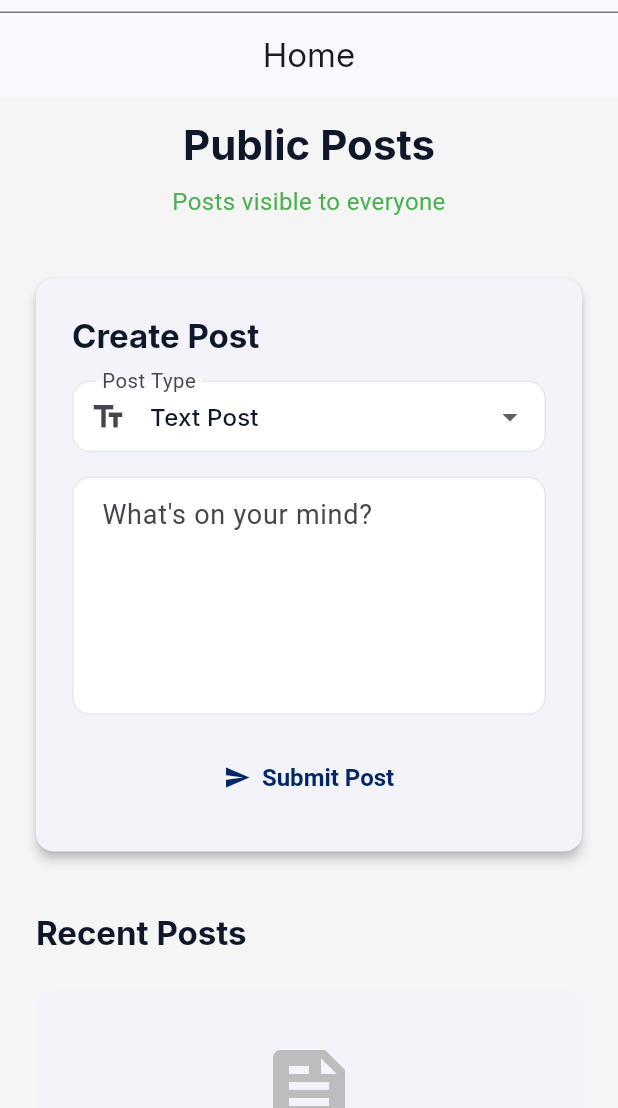
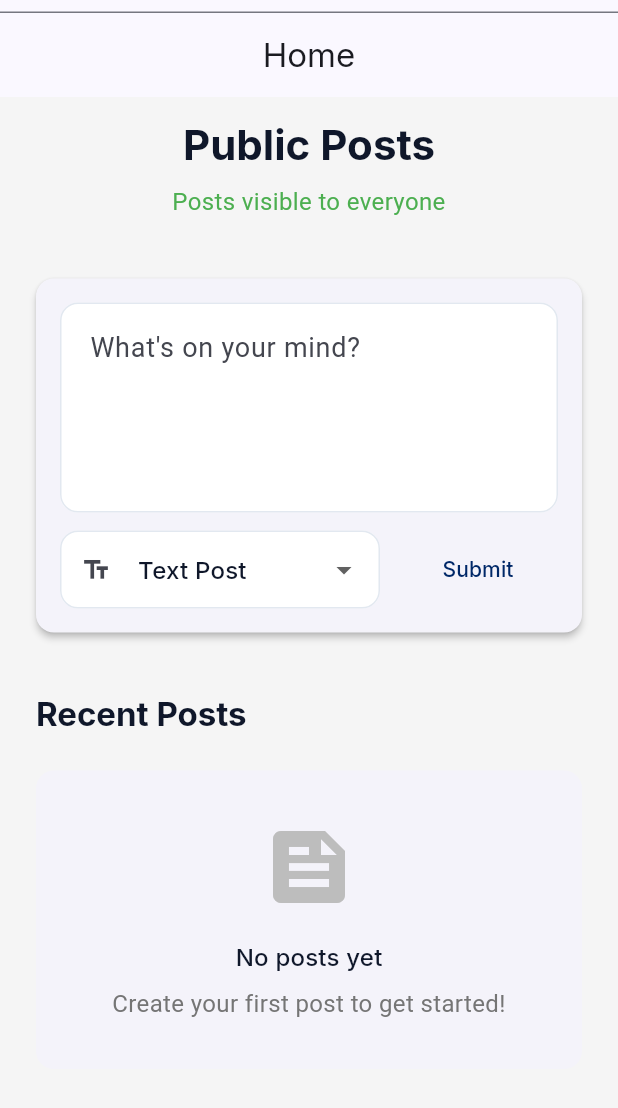
Before and after one commit to Gricon/civicchatter, a Flutter app: the HomeScreen screen opened by its route, on a phone screen of 412 x 824 dp, the part 128-1236 px from its top. Run offline on Flutter 3.47's test engine with Material 3 defaults, Android fonts, the phone set to English and light mode, and no system bars; our stand-ins replace cached_network_image, go_router, google_fonts, image_picker, shared_preferences, supabase_flutter; accounts and stored records are empty; network calls fail.

Commit message:
Redesign post creation with horizontal dropdown and submit button

```diff
--- a/flutter_app/lib/screens/home/home_screen.dart
+++ b/flutter_app/lib/screens/home/home_screen.dart
@@ -123,28 +123,44 @@ class _HomeScreenState extends State<HomeScreen> {
             const SizedBox(height: 32),
             // Create Post Box
             Card(
-              elevation: 3,
+              elevation: 2,
               child: Padding(
-                padding: const EdgeInsets.all(24.0),
+                padding: const EdgeInsets.all(16.0),
                 child: Column(
                   crossAxisAlignment: CrossAxisAlignment.stretch,
                   children: [
-                    Text(
-                      'Create Post',
-                      style: Theme.of(context).textTheme.titleLarge?.copyWith(
-                            fontWeight: FontWeight.bold,
-                          ),
-                    ),
-                    const SizedBox(height: 16),
-                    // Post Type Dropdown
-                    DropdownButtonFormField<String>(
-                      value: _selectedPostType,
+                    // Content Input
+                    TextField(
+                      controller: _contentController,
+                      maxLines: 4,
                       decoration: InputDecoration(
-                        labelText: 'Post Type',
+                        hintText: 'What\'s on your mind?',
                         border: OutlineInputBorder(
                           borderRadius: BorderRadius.circular(8),
                         ),
-                        prefixIcon: Icon(_getPostTypeIcon(_selectedPostType)),
+                        contentPadding: const EdgeInsets.all(16),
+                      ),
+                    ),
+                    const SizedBox(height: 12),
+                    // Dropdown and Submit Button Row
+                    Row(
+                      children: [
+                        Expanded(
+                          flex: 2,
+                          child: DropdownButtonFormField<String>(
+                            value: _selectedPostType,
+                            decoration: InputDecoration(
+                              border: OutlineInputBorder(
+                                borderRadius: BorderRadius.circular(8),
+                              ),
+                              contentPadding: const EdgeInsets.symmetric(
+                                horizontal: 12,
+                                vertical: 14,
+                              ),
+                              prefixIcon: Icon(
+                                _getPostTypeIcon(_selectedPostType),
+                                size: 20,
+                              ),
                             ),
                             items: const [
                               DropdownMenuItem(
@@ -178,23 +194,11 @@ class _HomeScreenState extends State<HomeScreen> {
                               });
                             },
                           ),
-                    const SizedBox(height: 16),
-                    // Content Input
-                    TextField(
-                      controller: _contentController,
-                      maxLines: 5,
-                      decoration: InputDecoration(
-                        labelText: 'What\'s on your mind?',
-                        hintText: 'Share your thoughts...',
-                        border: OutlineInputBorder(
-                          borderRadius: BorderRadius.circular(8),
                         ),
-                        alignLabelWithHint: true,
-                      ),
-                    ),
-                    const SizedBox(height: 16),
-                    // Submit Button
-                    ElevatedButton.icon(
+                        const SizedBox(width: 12),
+                        Expanded(
+                          flex: 1,
+                          child: ElevatedButton(
                             onPressed: () {
                               if (_contentController.text.trim().isEmpty) {
                                 ScaffoldMessenger.of(context).showSnackBar(
@@ -214,15 +218,13 @@ class _HomeScreenState extends State<HomeScreen> {
                               );
                               _contentController.clear();
                             },
-                      icon: const Icon(Icons.send),
-                      label: const Text('Submit Post'),
                             style: ElevatedButton.styleFrom(
                               padding: const EdgeInsets.symmetric(vertical: 16),
-                        textStyle: const TextStyle(
-                          fontSize: 16,
-                          fontWeight: FontWeight.bold,
+                            ),
+                            child: const Text('Submit'),
                           ),
                         ),
+                      ],
                     ),
                   ],
                 ),
```
Also changed, not shown: frontend/assets/fonts/MaterialIcons-Regular.otf, 3 other files. Lines whose indentation alone changed are shown as unchanged.
